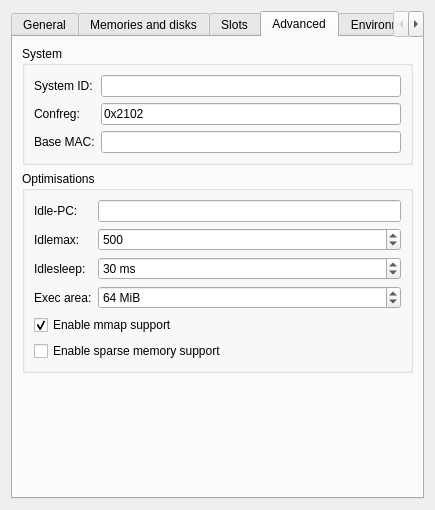
Above: gns3/modules/dynamips/ui/ios_router_configuration_page.ui from GNS3/gns3-gui before the change. Below: the same form after it.
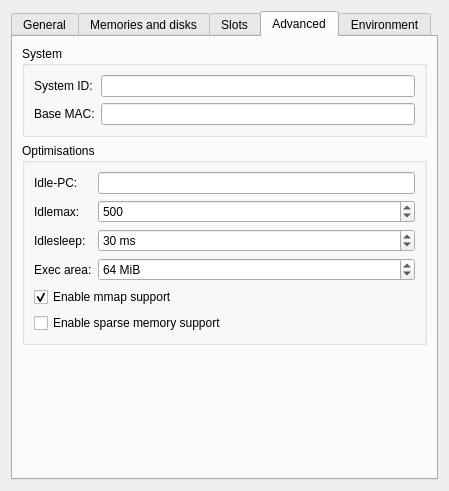
That is the form after the change. The open tabs and pages were chosen to show the change.

Commit message: Removes confreg setting for IOS routers.

```diff
--- a/gns3/modules/dynamips/ui/ios_router_configuration_page.ui
+++ b/gns3/modules/dynamips/ui/ios_router_configuration_page.ui
@@ -6,8 +6,8 @@
    <rect>
     <x>0</x>
     <y>0</y>
-    <width>435</width>
-    <height>510</height>
+    <width>449</width>
+    <height>491</height>
    </rect>
   </property>
   <property name="windowTitle">
@@ -615,13 +615,6 @@
           <item row="0" column="1">
            <widget class="QLineEdit" name="uiSystemIdLineEdit"/>
           </item>
-          <item row="1" column="0">
-           <widget class="QLabel" name="uiConfregLabel">
-            <property name="text">
-             <string>Confreg:</string>
-            </property>
-           </widget>
-          </item>
           <item row="0" column="0">
            <widget class="QLabel" name="label">
             <property name="text">
@@ -629,14 +622,14 @@
             </property>
            </widget>
           </item>
-          <item row="2" column="0">
+          <item row="1" column="0">
            <widget class="QLabel" name="uiBaseMacLabel">
             <property name="text">
              <string>Base MAC:</string>
             </property>
            </widget>
           </item>
-          <item row="2" column="1">
+          <item row="1" column="1">
            <widget class="QLineEdit" name="uiBaseMACLineEdit">
             <property name="sizePolicy">
              <sizepolicy hsizetype="Expanding" vsizetype="Fixed">
@@ -649,19 +642,6 @@
             </property>
            </widget>
           </item>
-          <item row="1" column="1">
-           <widget class="QLineEdit" name="uiConfregLineEdit">
-            <property name="sizePolicy">
-             <sizepolicy hsizetype="Expanding" vsizetype="Fixed">
-              <horstretch>0</horstretch>
-              <verstretch>0</verstretch>
-             </sizepolicy>
-            </property>
-            <property name="text">
-             <string>0x2102</string>
-            </property>
-           </widget>
-          </item>
          </layout>
         </widget>
        </item>
```
Left out of the diff: 1 changed line with no effect on the pictures. The commit also changes 4 other files.
